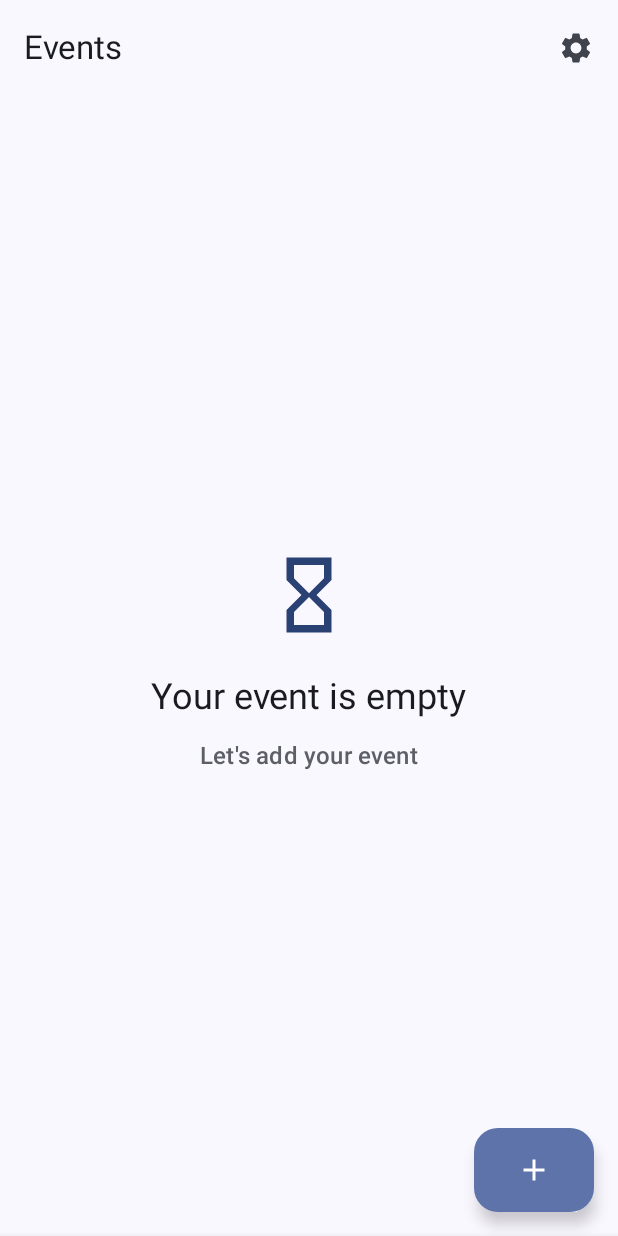
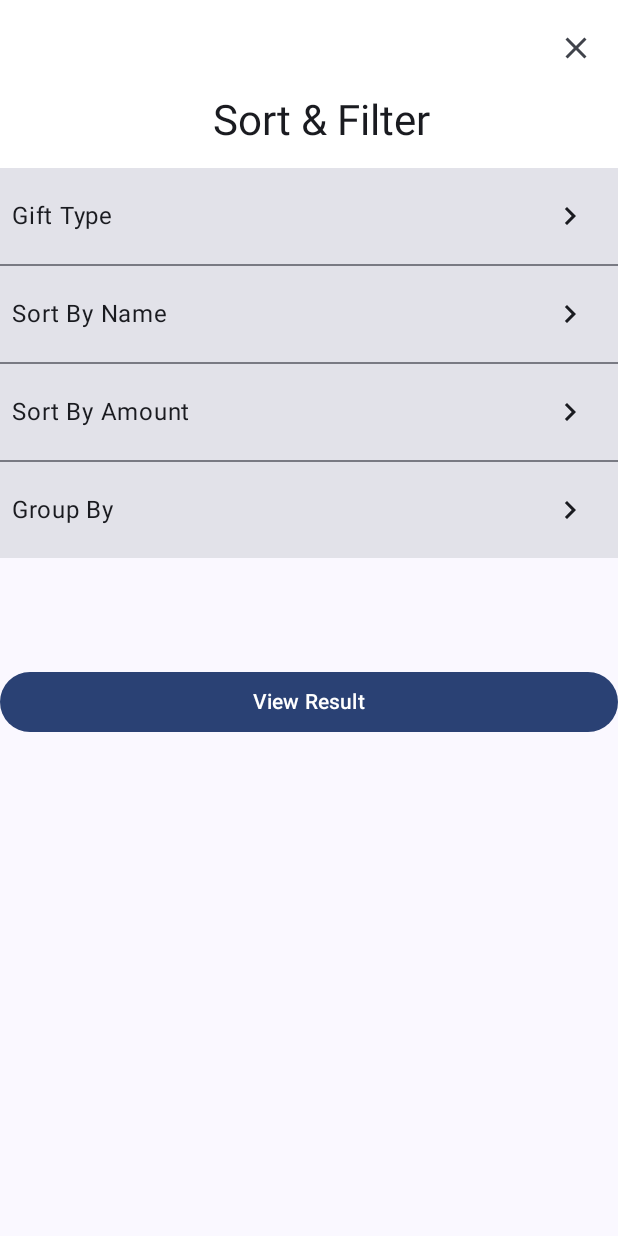
Before and after one commit to purushothinfo/GiftRegister, an Android app built with Jetpack Compose: the screen it shows after launch (MainActivity), on a phone screen of 412 x 824 dp. Run offline under Robolectric (Android 15) with nearby library versions, the phone set to English and light mode, and no system bars; our stand-ins replace Dagger/Hilt's generated code, Timber, constraintlayout-compose; libraries missing offline, so code that uses them is left out: com.google.api.services; 2 statements that could not run were skipped.

Commit message:
added SortScreen

```diff
--- a/app/build.gradle
+++ b/app/build.gradle
@@ -90,4 +90,5 @@ dependencies {
     androidTestImplementation "androidx.compose.ui:ui-test-junit4:$compose_version"
     debugImplementation "androidx.compose.ui:ui-tooling:$compose_version"
     debugImplementation "androidx.compose.ui:ui-test-manifest:$compose_version"
+
 }
--- a/giftregister/build.gradle
+++ b/giftregister/build.gradle
@@ -56,6 +56,7 @@ dependencies {
     implementation "androidx.paging:paging-common-ktx:$pagging_version"
     implementation 'androidx.paging:paging-compose:1.0.0-alpha16'
     implementation 'androidx.camera:camera-view:1.1.0'
+    implementation 'com.google.ar.sceneform:filament-android:1.17.1'
     kapt "com.google.dagger:hilt-android-compiler:$hilt_version"
     implementation "androidx.hilt:hilt-navigation-fragment:$hilt_nav_fragment"
     // To access hiltViewModel
--- a/giftregister/src/main/java/com/piappstudio/giftregister/GiftRegisterGraph.kt
+++ b/giftregister/src/main/java/com/piappstudio/giftregister/GiftRegisterGraph.kt
@@ -14,6 +14,7 @@ import androidx.navigation.navArgument
 import androidx.navigation.navigation
 import com.google.gson.Gson
 import com.piappstudio.giftregister.ui.event.EventHome
+import com.piappstudio.giftregister.ui.event.filtter.SortScreen
 import com.piappstudio.giftregister.ui.event.guestlist.GuestHome
 import com.piappstudio.giftregister.ui.event.list.EventEmptyScreen
 import com.piappstudio.pimodel.EventInfo
@@ -33,10 +34,13 @@ fun NavGraphBuilder.homeGraph() {
 @OptIn(ExperimentalMaterialApi::class)
 fun NavGraphBuilder.eventGraph() {
 
-    navigation(startDestination = Route.Home.EVENT.LIST, route = Root.Home.EVENTS) {
+    navigation(startDestination = Route.Home.EVENT.SORTSCREEN, route = Root.Home.EVENTS) {
 
         composable(Route.Home.EVENT.LIST) {
             EventHome()
+        }
+        composable(Route.Home.EVENT.SORTSCREEN) {
+           SortScreen()
         }
         composable(Route.Home.EVENT.EVENT_EMPTY_SCREEN) {
             EventEmptyScreen()
--- /dev/null
+++ b/giftregister/src/main/java/com/piappstudio/giftregister/ui/event/filtter/SortScreen.kt
@@ -0,0 +1,157 @@
+/*
+ * **
+ * Pi App Studio. All rights reserved.Copyright (c) 2022.
+ *
+ */
+
+package com.piappstudio.giftregister.ui.event.filtter
+
+import androidx.compose.foundation.layout.*
+import androidx.compose.material.icons.Icons
+import androidx.compose.material.icons.filled.Close
+import androidx.compose.material.icons.filled.NavigateNext
+import androidx.compose.material3.*
+import androidx.compose.runtime.Composable
+import androidx.compose.ui.Alignment
+import androidx.compose.ui.Modifier
+import androidx.compose.ui.graphics.RectangleShape
+import androidx.compose.ui.graphics.vector.ImageVector
+import androidx.compose.ui.res.stringResource
+import androidx.compose.ui.text.TextStyle
+import androidx.compose.ui.text.style.TextAlign
+import androidx.compose.ui.tooling.preview.Preview
+import androidx.constraintlayout.compose.ConstraintLayout
+import androidx.constraintlayout.compose.Dimension
+import com.piappstudio.giftregister.R
+import com.piappstudio.pitheme.theme.Dimen
+
+
+@OptIn(ExperimentalMaterial3Api::class)
+@Composable
+fun SortScreen(){
+    Scaffold(topBar = {
+        MediumTopAppBar(title = {
+            Text( modifier = Modifier.fillMaxWidth(),
+                textAlign = TextAlign.Center,
+                text = stringResource(R.string.sort__filter),
+                style = MaterialTheme.typography.headlineMedium)
+        },
+            colors = TopAppBarDefaults.mediumTopAppBarColors(MaterialTheme.colorScheme.onPrimary),
+            actions = {
+            IconButton(onClick = {}) {
+                Icon(imageVector = Icons.Default.Close, contentDescription = "close")
+
+            }
+        })
+
+    }) { innerPadding ->
+
+        Column(
+            modifier = Modifier
+                .fillMaxSize(),
+        ) {
+            ConstraintLayout(
+                modifier = Modifier
+                    .fillMaxWidth()
+                    .padding(innerPadding)
+
+            ) {
+
+                val (listView, button) = createRefs()
+                Column(
+                    modifier = Modifier
+                        .constrainAs(listView) {
+                            top.linkTo(parent.bottom)
+                            bottom.linkTo(button.top)
+
+
+                        }
+                        .fillMaxSize(),
+                    verticalArrangement = Arrangement.Top,
+                    horizontalAlignment = Alignment.CenterHorizontally
+                )
+                {
+                    Cards(
+                        text = stringResource(R.string.gift_type),
+                        imageVector = Icons.Default.NavigateNext
+                    )
+                    Divider()
+                    Cards(
+                        text = stringResource(R.string.sort_by_name),
+                        imageVector = Icons.Default.NavigateNext
+                    )
+                    Divider()
+                    Cards(
+                        text = stringResource(R.string.sort_by_amount),
+                        imageVector = Icons.Default.NavigateNext
+                    )
+                    Divider()
+                    Cards(
+                        text = stringResource(R.string.group_by),
+                        imageVector = Icons.Default.NavigateNext
+                    )
+
+
+                }
+                Button(onClick = { /*TODO*/ }, modifier = Modifier
+                    .fillMaxWidth()
+                    .constrainAs(button){
+                        bottom.linkTo(parent.bottom)
+
+
+                    }) {
+                    Text(text = stringResource(R.string.view__result))
+                }
+
+            }
+
+        }
+
+    }
+
+
+
+}
+
+
+@OptIn(ExperimentalMaterial3Api::class)
+@Composable
+fun Cards(text:String,imageVector:ImageVector)
+{
+    Card(modifier = Modifier
+        .fillMaxWidth()
+    ,shape = RectangleShape)
+   {
+       Row(modifier = Modifier
+           .fillMaxWidth()
+           .padding(Dimen.space),
+           horizontalArrangement = Arrangement.SpaceBetween,
+          verticalAlignment = Alignment.CenterVertically
+       ) { Text( text = text, style = MaterialTheme.typography.bodyLarge)
+           IconButton(onClick = {}) {
+                   Icon(imageVector =imageVector,
+                       contentDescription = stringResource(R.string.navigate))
+
+               }
+
+       }
+
+
+   }
+
+}
+
+
+
+
+
+
+
+
+
+@Preview(showBackground = true)
+@Composable
+fun DefaultPreview() {
+    SortScreen()
+
+}
--- a/giftregister/src/main/res/values/strings.xml
+++ b/giftregister/src/main/res/values/strings.xml
@@ -40,6 +40,14 @@
     <string name="acc_delete">Delete</string>
     <string name="acc_close">Close</string>
     <string name="acc_setting">Setting Configuration</string>
+    <string name="clear_all">Clear all</string>
+    <string name="sort__filter"><![CDATA[Sort & Filter]]></string>
+    <string name="navigate">Navigate</string>
+    <string name="gift_type">Gift Type</string>
+    <string name="sort_by_name">Sort By Name</string>
+    <string name="sort_by_amount">Sort By Amount</string>
+    <string name="group_by">Group By</string>
+    <string name="view__result">View Result</string>
 
 
 </resources>
--- a/pitheme/src/main/java/com/piappstudio/pitheme/route/Route.kt
+++ b/pitheme/src/main/java/com/piappstudio/pitheme/route/Route.kt
@@ -22,6 +22,7 @@ object Route {
     object Home {
         object EVENT {
             const val LIST = "events"
+            const val SORTSCREEN="sortscreen"
             const val EVENT_EMPTY_SCREEN ="eventemptyscreen"
         }
 
```
